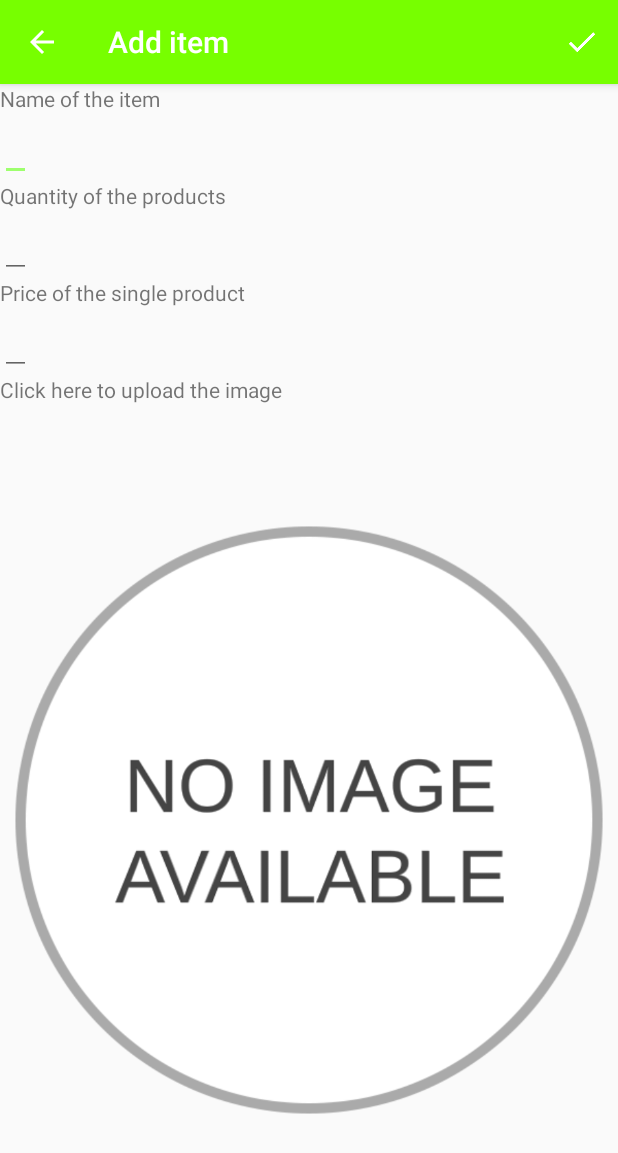
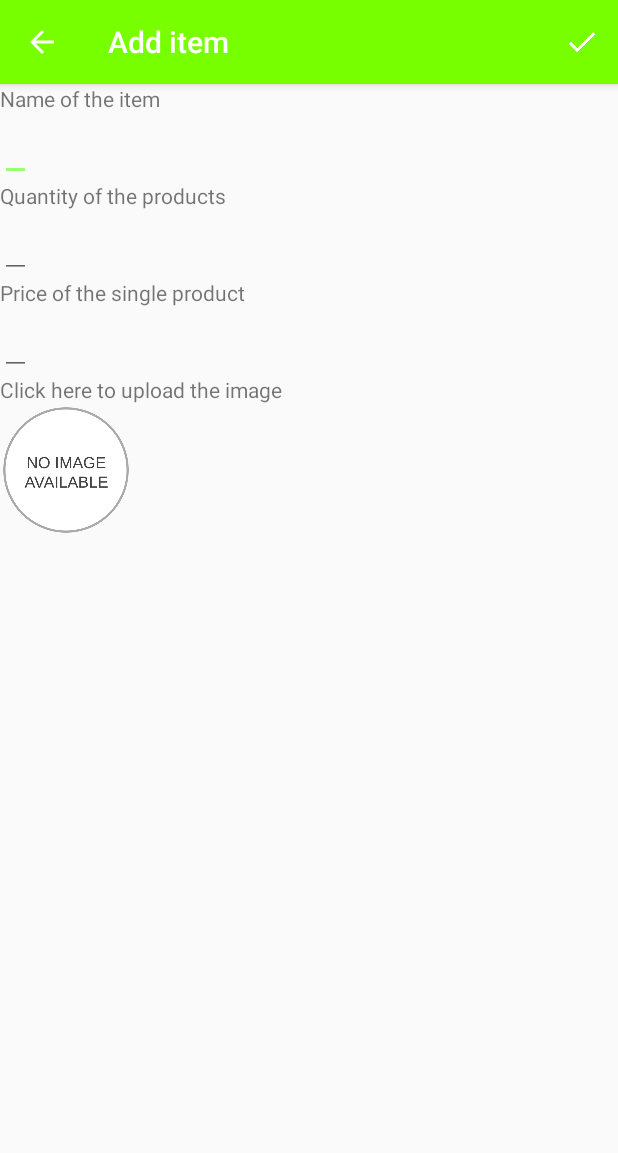
Before and after one commit to jawoznia/InventoryApp, an Android app: the EditorActivity screen opened directly, with no data from a screen before it, on a phone screen of 412 x 824 dp. Shown: the top 1153 px of the screen. Run offline under Robolectric (Android 15) with nearby library versions, the phone set to English and light mode, and no system bars.

Commit message:
App don't crush now.
And works better than ever

Added buy button. App also goes to EditorActivity when listItem clicked.

User can now search gallery for his image.

```diff
--- a/app/src/main/AndroidManifest.xml
+++ b/app/src/main/AndroidManifest.xml
@@ -1,6 +1,7 @@
 <?xml version="1.0" encoding="utf-8"?>
 <manifest xmlns:android="http://schemas.android.com/apk/res/android"
     package="com.example.android.inventoryapp">
+    <uses-permission android:name="android.permission.WRITE_EXTERNAL_STORAGE" />
 
     <application
         android:allowBackup="true"
--- a/app/src/main/res/layout/activity_editor.xml
+++ b/app/src/main/res/layout/activity_editor.xml
@@ -1,14 +1,16 @@
 <?xml version="1.0" encoding="utf-8"?>
 <LinearLayout xmlns:android="http://schemas.android.com/apk/res/android"
-    android:orientation="vertical" android:layout_width="match_parent"
-    android:layout_height="match_parent">
+    android:layout_width="match_parent"
+    android:layout_height="match_parent"
+    android:orientation="vertical">
 
 
     <!-- name of item/s -->
     <TextView
         android:layout_width="wrap_content"
         android:layout_height="wrap_content"
-        android:text="Name of the item"/>
+        android:text="Name of the item" />
+
     <EditText
         android:id="@+id/edit_item_name"
         android:layout_width="wrap_content"
@@ -18,18 +20,20 @@
     <TextView
         android:layout_width="wrap_content"
         android:layout_height="wrap_content"
-        android:text="Quantity of the products"/>
+        android:text="Quantity of the products" />
+
     <EditText
         android:id="@+id/edit_item_quantity"
         android:layout_width="wrap_content"
         android:layout_height="wrap_content"
-        android:inputType="number"/>
+        android:inputType="number" />
 
     <!-- price of the single item -->
     <TextView
         android:layout_width="wrap_content"
         android:layout_height="wrap_content"
-        android:text="Price of the single product"/>
+        android:text="Price of the single product" />
+
     <EditText
         android:id="@+id/edit_item_price"
         android:layout_width="wrap_content"
@@ -40,11 +44,12 @@
         android:id="@+id/edit_item_image_upload_tv"
         android:layout_width="wrap_content"
         android:layout_height="wrap_content"
-        android:text="Click here to upload the image"/>
+        android:text="Click here to upload the image" />
+
     <ImageView
         android:id="@+id/edit_item_image_upload_iv"
-        android:layout_width="wrap_content"
-        android:layout_height="wrap_content"
-        android:src="@drawable/no_image"/>
+        android:layout_width="88dp"
+        android:layout_height="88dp"
+        android:src="@drawable/no_image" />
 
 </LinearLayout>
```
Also changed, not shown: app/src/main/java/com/example/android/inventoryapp/EditorActivity.java (+9 -2 lines), app/src/main/java/com/example/android/inventoryapp/ItemCursorAdapter.java (+11 -2 lines).
